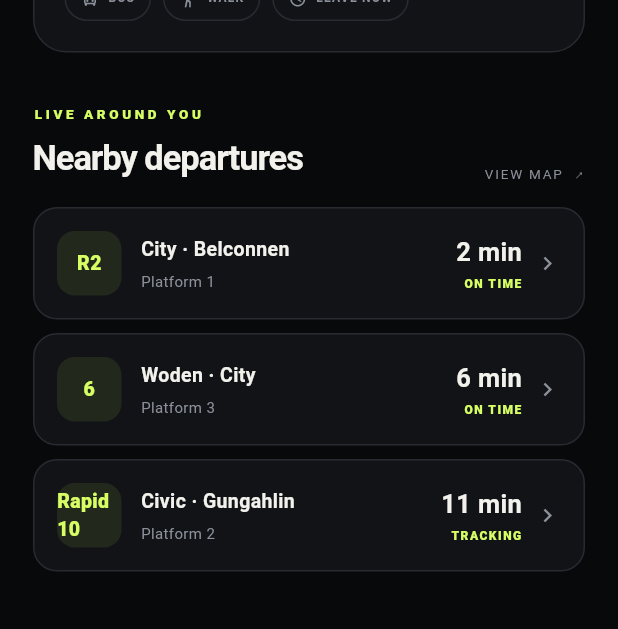
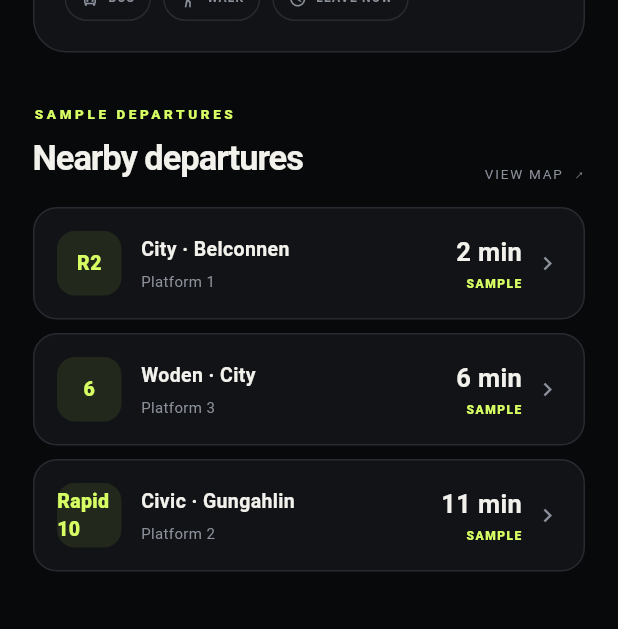
Before and after one commit to sangwan99-a/MyWay-Plus, a Flutter app: the screen it shows after launch, scrolled down 410 dp, on a phone screen of 412 x 824 dp. Shown: the part 435-1064 px from the top of the screen. Run offline on Flutter 3.47's test engine with Material 3 defaults, Android fonts, the phone set to English and light mode, and no system bars; Roboto replaces fonts that are missing (Arial).

Commit message:
fix: label sample transit information clearly

```diff
--- a/lib/main.dart
+++ b/lib/main.dart
@@ -66,7 +66,7 @@ class _HomeScreenState extends State<HomeScreen> with TickerProviderStateMixin {
                 SliverToBoxAdapter(child: _header(wide)),
                 SliverToBoxAdapter(child: _hero(wide)),
                 SliverToBoxAdapter(child: _planner(wide)),
-                SliverToBoxAdapter(child: _sectionHeading('LIVE AROUND YOU', 'Nearby departures')),
+                SliverToBoxAdapter(child: _sectionHeading('SAMPLE DEPARTURES', 'Nearby departures')),
                 SliverToBoxAdapter(child: _departures(wide)),
                 SliverToBoxAdapter(child: _footer()),
                 const SliverToBoxAdapter(child: SizedBox(height: 30)),
@@ -130,7 +130,7 @@ class _HomeScreenState extends State<HomeScreen> with TickerProviderStateMixin {
       border: Border.all(color: const Color(0xFF34452A))),
     child: const Row(children: [
       Icon(Icons.circle, color: lime, size: 6), SizedBox(width: 7),
-      Text('NETWORK LIVE', style: TextStyle(color: lime, fontSize: 9, letterSpacing: 1.3, fontWeight: FontWeight.w700)),
+      Text('DEMO PREVIEW', style: TextStyle(color: lime, fontSize: 9, letterSpacing: 1.3, fontWeight: FontWeight.w700)),
     ]),
   );
 
@@ -163,7 +163,7 @@ class _HomeScreenState extends State<HomeScreen> with TickerProviderStateMixin {
           Positioned(left: 26, bottom: 24, child: Row(children: [
             const Icon(Icons.wb_sunny_outlined, color: lime, size: 15),
             const SizedBox(width: 8),
-            const Text('CANBERRA  ·  18°', style: TextStyle(fontSize: 10, color: paper, letterSpacing: 1.5)),
+            const Text('CANBERRA  ·  DEMO', style: TextStyle(fontSize: 10, color: paper, letterSpacing: 1.5)),
           ])),
           Positioned(right: 24, bottom: 24, child: Container(
             padding: const EdgeInsets.all(10),
@@ -260,9 +260,9 @@ class _HomeScreenState extends State<HomeScreen> with TickerProviderStateMixin {
 
   Widget _departures(bool wide) {
     final items = [
-      ('R2', 'City · Belconnen', '2 min', 'ON TIME', 'Platform 1'),
-      ('6', 'Woden · City', '6 min', 'ON TIME', 'Platform 3'),
-      (' Rapid 10', 'Civic · Gungahlin', '11 min', 'TRACKING', 'Platform 2'),
+      ('R2', 'City · Belconnen', '2 min', 'SAMPLE', 'Platform 1'),
+      ('6', 'Woden · City', '6 min', 'SAMPLE', 'Platform 3'),
+      (' Rapid 10', 'Civic · Gungahlin', '11 min', 'SAMPLE', 'Platform 2'),
     ];
     return Padding(
       padding: EdgeInsets.fromLTRB(wide ? 42 : 22, 0, wide ? 42 : 22, 20),
```
